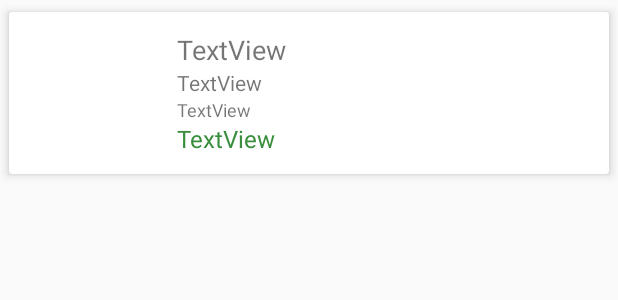
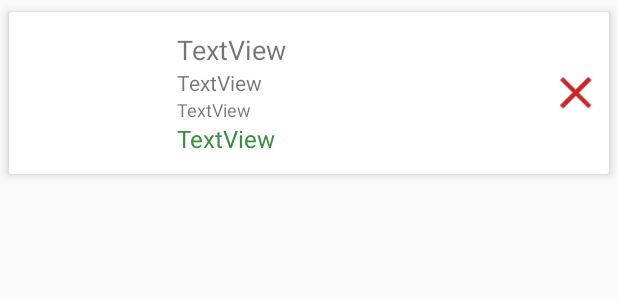
Before and after one commit to EnterSnowman/InternetShop, an Android app: the layout product_basket_item.xml on its own in the app's theme, with its tools: preview values and no code run, on a phone screen of 412 x 824 dp. Shown: the top 300 px of the screen. Run offline under Robolectric (Android 15) with nearby library versions, the phone set to English and light mode, and no system bars.

Commit message:
Remove from basket

```diff
--- a/app/src/main/java/com/entersnowman/internetshop/GeneralActivity.java
+++ b/app/src/main/java/com/entersnowman/internetshop/GeneralActivity.java
@@ -45,7 +45,7 @@ public class GeneralActivity extends AppCompatActivity
     private FirebaseAuth mAuth;
     private DatabaseReference mDatabase;
 
-    final static String FIREBASE = "FIREBASE";
+    public final static String FIREBASE = "FIREBASE";
     @BindView(R.id.content) LinearLayout linearLayout;
     @Override
     protected void onCreate(Bundle savedInstanceState) {
--- a/app/src/main/res/layout/product_basket_item.xml
+++ b/app/src/main/res/layout/product_basket_item.xml
@@ -21,7 +21,7 @@
             android:layout_marginRight="8dp" />
 
         <LinearLayout
-            android:layout_width="match_parent"
+            android:layout_width="wrap_content"
             android:layout_height="wrap_content"
             android:layout_centerVertical="true"
             android:layout_toEndOf="@+id/product_photo"
@@ -75,6 +75,13 @@
                 android:textSize="16sp" />
 
         </LinearLayout>
-
+        <ImageView
+            android:layout_width="36dp"
+            android:layout_height="36dp"
+            android:id="@+id/remove_from_basket_button"
+            android:src="@mipmap/close"
+            android:layout_centerVertical="true"
+            android:layout_alignParentRight="true"
+            android:layout_alignParentEnd="true" />
     </RelativeLayout>
 </android.support.v7.widget.CardView>
--- a/app/src/main/res/values/strings.xml
+++ b/app/src/main/res/values/strings.xml
@@ -36,4 +36,5 @@
     <string name="title_activity_favorites">FavoritesActivity</string>
     <string name="added_in_your_basket">added in your basket</string>
     <string name="removed_from_your_favorites">removed from your favorites</string>
+    <string name="make_order">Make an order</string>
 </resources>
```
Also changed, not shown: app/src/main/java/com/entersnowman/internetshop/BasketActivity.java (+10 -2 lines), app/src/main/java/com/entersnowman/internetshop/adapter/BasketAdapter.java (+28 -8 lines), app/src/main/res/menu/basket_menu.xml (added, +8 -0 lines).
